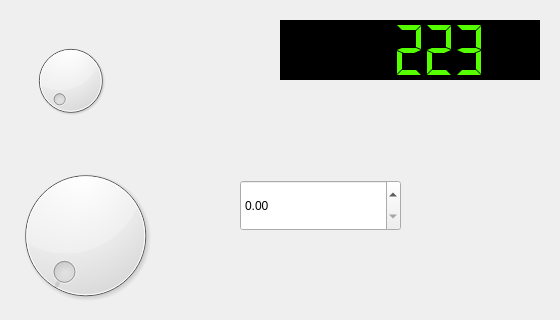
Above: demo/tablero.ui from Subtes/proyecto_subtes before the change; both pictures show x 0 to 560 and y 280 to 600 of the 800 by 600 pixel window. Below: the same form after it.
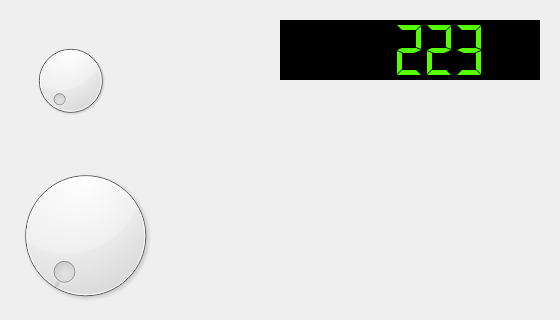
That is the form after the change. Icons and pictures are not drawn. Custom widgets are drawn as their Qt base class.

```diff
--- a/demo/tablero.ui
+++ b/demo/tablero.ui
@@ -124,16 +124,6 @@
      <number>1</number>
     </property>
    </widget>
-   <widget class="QDoubleSpinBox" name="doubleSpinBox">
-    <property name="geometry">
-     <rect>
-      <x>240</x>
-      <y>460</y>
-      <width>161</width>
-      <height>51</height>
-     </rect>
-    </property>
-   </widget>
    <widget class="QDial" name="dial_HombreVivoHombreMuerto">
     <property name="geometry">
      <rect>
```
